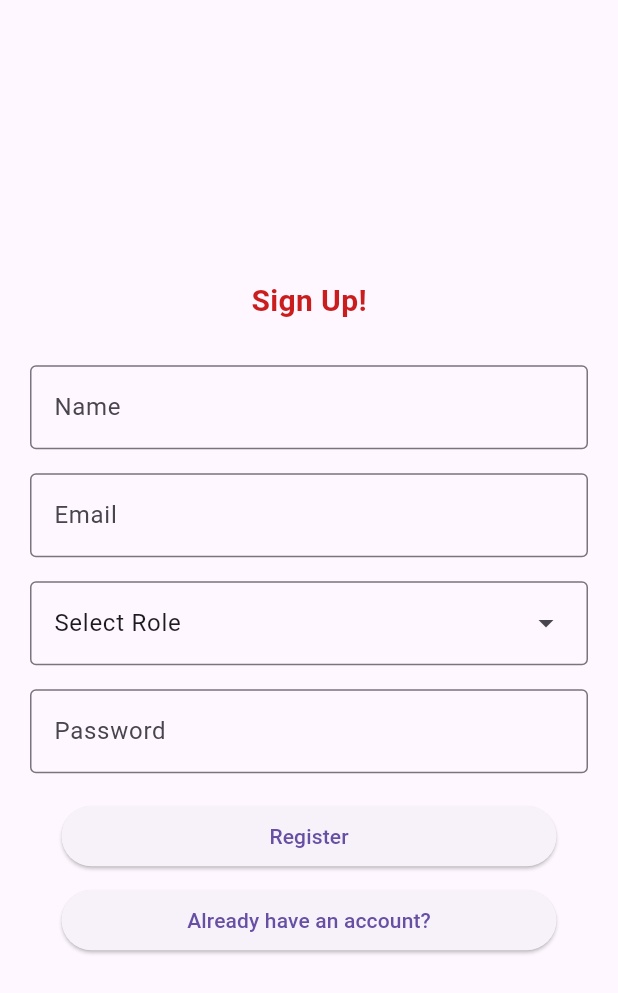
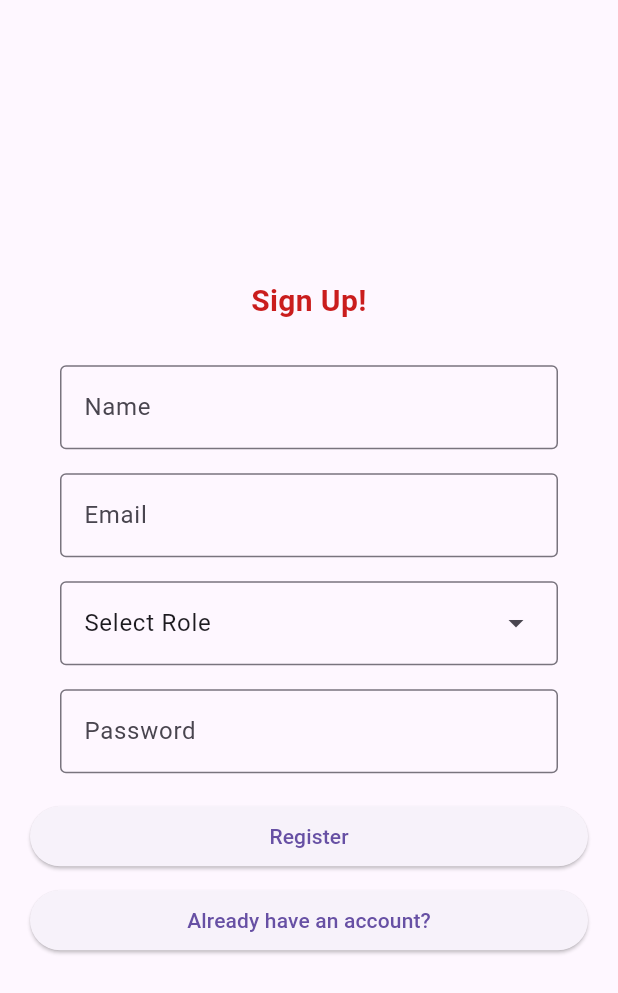
Before and after one commit to Alice2333333333/asset_guard, a Flutter app: the screen it shows after launch, after a tap on "Create a new account", on a phone screen of 412 x 824 dp. Shown: the top 993 px of the screen. Run offline on Flutter 3.47's test engine with Material 3 defaults, Android fonts, the phone set to English and light mode, and no system bars; our stand-ins replace cloud_firestore, email_validator, firebase_auth, firebase_core; accounts and stored records are empty; network calls fail.

Commit message:
change listview

```diff
--- a/lib/pages/login_page.dart
+++ b/lib/pages/login_page.dart
@@ -27,16 +27,22 @@
   Widget build(BuildContext context) {
     return Scaffold(
       body: Center(
-        child: Column(
-          mainAxisAlignment: MainAxisAlignment.center,
+        child: Padding(
+          padding:
+              const EdgeInsets.all(20.0),
+          child: ListView(
+            shrinkWrap:
+                true,
             children: [
               Image.network(
                 'https://logos-world.net/wp-content/uploads/2022/07/Hilti-Logo.png',
                 height: 150,
                 width: 150,
               ),
+              const SizedBox(height: 20),
               const Text(
                 'Welcome to Asset Guard!',
+                textAlign: TextAlign.center,
                 style: TextStyle(
                   fontSize: 20,
                   fontWeight: FontWeight.bold,
@@ -45,7 +51,7 @@
               ),
               const SizedBox(height: 20),
               Padding(
-              padding: const EdgeInsets.all(20.0),
+                padding: const EdgeInsets.all(8.0),
                 child: TextField(
                   controller: _email,
                   textInputAction: TextInputAction.next,
@@ -56,7 +62,7 @@
                 ),
               ),
               Padding(
-              padding: const EdgeInsets.fromLTRB(20, 8, 20, 8),
+                padding: const EdgeInsets.fromLTRB(8, 8, 8, 8),
                 child: TextField(
                   controller: _password,
                   obscureText: true,
@@ -89,6 +95,7 @@
             ],
           ),
         ),
+      ),
     );
   }
 
--- a/lib/pages/register_page.dart
+++ b/lib/pages/register_page.dart
@@ -33,11 +33,14 @@
   Widget build(BuildContext context) {
     return Scaffold(
       body: Center(
-        child: Column(
-          mainAxisAlignment: MainAxisAlignment.center,
+        child: Padding(
+          padding: const EdgeInsets.all(20.0),
+          child: ListView(
+            shrinkWrap: true,
             children: [
               const Text(
                 'Sign Up!',
+                textAlign: TextAlign.center, // Center the text
                 style: TextStyle(
                   fontSize: 20,
                   fontWeight: FontWeight.bold,
@@ -80,7 +83,8 @@
                   },
                   dropdownMenuEntries:
                       role.map<DropdownMenuEntry<String>>((String value) {
-                  return DropdownMenuEntry<String>(value: value, label: value);
+                    return DropdownMenuEntry<String>(
+                        value: value, label: value);
                   }).toList(),
                 ),
               ),
@@ -137,6 +141,7 @@
             ],
           ),
         ),
+      ),
     );
   }
 
@@ -146,6 +151,12 @@
 
     if (user != null) {
       log("User Created Succesfully");
+      ScaffoldMessenger.of(context).showSnackBar(
+        const SnackBar(
+          content: Text('User created successfully!'),
+          duration: Duration(seconds: 2),
+        ),
+      );
       Navigator.pushReplacementNamed(context, '/');
     }
   }
```
Lines whose indentation alone changed are shown as unchanged.
